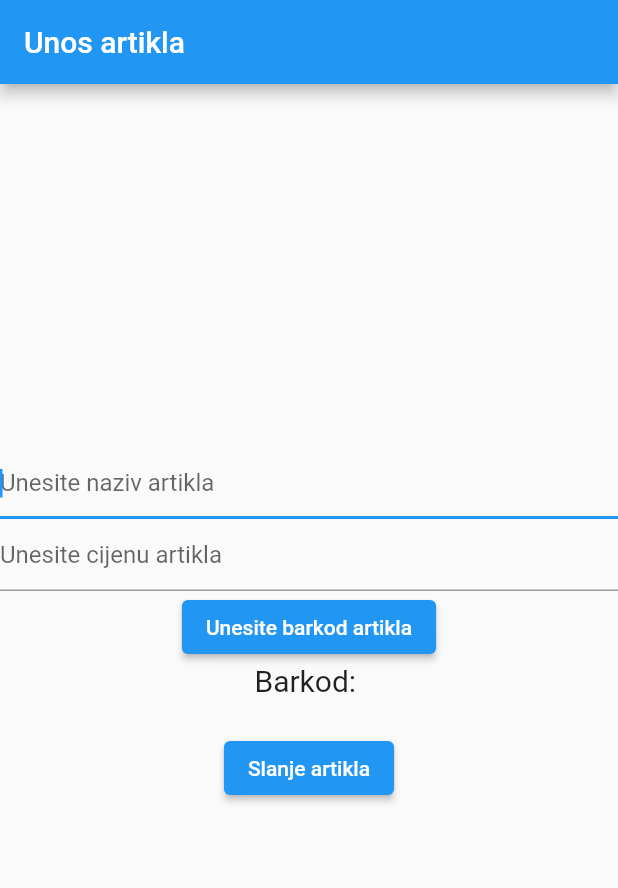
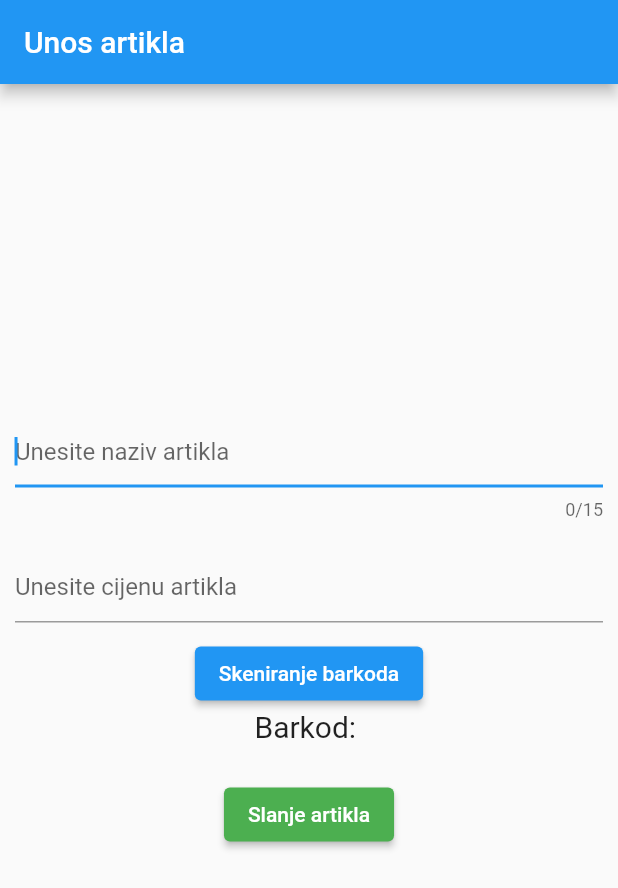
Before and after one commit to ElvaRivle/Kasa-Ugradbeni-sistemi, a Flutter app: the screen it shows after launch, after a tap on "Rezim unosa artikala", on a phone screen of 412 x 824 dp. Shown: the top 888 px of the screen. Run offline on Flutter 3.47's test engine with Material 2 defaults, Android fonts, the phone set to English and light mode, and no system bars; missing offline and left inert: dart:ffi, flutter_barcode_scanner, mqtt_client.

Commit message:
UI mob app doradjen

```diff
--- a/Mobilna-Aplikacija/lib/main.dart
+++ b/Mobilna-Aplikacija/lib/main.dart
@@ -82,7 +82,7 @@ class HomeScreenWidget extends StatelessWidget {
                     }
                     Navigator.push(context, MaterialPageRoute(builder: (context) => NormalModeWidget(client: client)));
                   },
-                  child: const Text('Rezim normalnog rada')
+                  child: const Text('Rezim normalnog rada'),
               ),
               ElevatedButton(
                   onPressed: () {
@@ -91,7 +91,10 @@ class HomeScreenWidget extends StatelessWidget {
                     }
                     Navigator.push(context, MaterialPageRoute(builder: (context) => InsertModeWidget(client: client)));
                   },
-                  child: Text('Rezim unosa artikala')
+                  child: Text('Rezim unosa artikala'),
+                style: ElevatedButton.styleFrom(
+                    primary: Colors.green
+                ),
               ),
               ElevatedButton(
                   onPressed: () {
@@ -100,7 +103,10 @@ class HomeScreenWidget extends StatelessWidget {
                     }
                     Navigator.push(context, MaterialPageRoute(builder: (context) => DeleteModeWidget(client: client)));
                   },
-                  child: const Text("Rezim brisanja artikala")
+                  child: const Text("Rezim brisanja artikala"),
+                  style: ElevatedButton.styleFrom(
+                      primary: Colors.pink.shade700
+                  ),
               )
             ]
           )
@@ -212,18 +218,27 @@ class NormalModeState extends State<NormalModeWidget> {
                         direction: Axis.vertical,
                         mainAxisAlignment: MainAxisAlignment.center,
                         children: <Widget>[
+                          Padding(padding: const EdgeInsets.only(bottom: 50),
+                            child: ElevatedButton(
+                                onPressed: () => startBarcodeScanStream(),
+                                style: ElevatedButton.styleFrom(
+                                  primary: Colors.lightBlue.shade300
+                                ),
+                                child: const Text('Neprekidno skeniranje artikala'),
+                            ),
+                          ),
                           ElevatedButton(
                               onPressed: () {
                                 scanBarcodeNormal();
                               },
                               child: const Text('Skeniranje pojedinacnih artikala')),
-                          ElevatedButton(
-                              onPressed: () => startBarcodeScanStream(),
-                              child: const Text('Neprekidno skeniranje artikala')),
                           Text('Barkod: $_scanBarcode\n',
                               style: const TextStyle(fontSize: 20)),
                           ElevatedButton(
                               onPressed: () => SendBarCode(),
+                              style: ElevatedButton.styleFrom(
+                                //primary: Colors.green
+                              ),
                               child: const Text("Slanje skeniranog barkoda")
                           ),
                           Text('$successMessage\n',
@@ -264,6 +279,7 @@ class InsertModeState extends State<InsertModeWidget> {
   void dispose() {
     textController.dispose();
     priceController.dispose();
+    super.dispose();
     //smijemo li pozvati super.dispose() da se ne ukine konekcija na broker
     //mada sam se osigurao u home ruti da ako konekcija nije uspostavljena da je uspostavi
   }
@@ -340,27 +356,36 @@ class InsertModeState extends State<InsertModeWidget> {
                           direction: Axis.vertical,
                           mainAxisAlignment: MainAxisAlignment.center,
                           children: <Widget>[
+                            Padding(padding: const EdgeInsets.all(10), child:
                               TextField(
                                 controller: textController,
                                 autofocus: true,
                                 decoration: const InputDecoration(
-                                hintText: "Unesite naziv artikla"
+                                  hintText: "Unesite naziv artikla",
+                                ),
+                                maxLength: 15,
                               ),
                             ),
+                            Padding(padding: const EdgeInsets.all(10), child:
                               TextField(
                                 controller: priceController,
                                 autofocus: false,
+                                keyboardType: TextInputType.number,
                                 decoration: const InputDecoration(
                                     hintText: "Unesite cijenu artikla"
                                 ),
                               ),
+                            ),
                             ElevatedButton(
                                 onPressed: () => scanBarcodeNormal(),
-                                child: const Text('Unesite barkod artikla')),
+                                child: const Text('Skeniranje barkoda')),
                             Text('Barkod: $_scanBarcode\n',
                                 style: const TextStyle(fontSize: 20)),
                             ElevatedButton(
                                 onPressed: () => SendAll(),
+                                style: ElevatedButton.styleFrom(
+                                    primary: Colors.green
+                                ),
                                 child: const Text("Slanje artikla")
                             ),
                             Text('$successMessage\n',
@@ -475,6 +500,9 @@ class DeleteModeState extends State<DeleteModeWidget> {
                                 style: const TextStyle(fontSize: 20)),
                             ElevatedButton(
                                 onPressed: () => SendBarCode(),
+                                style: ElevatedButton.styleFrom(
+                                    primary: Colors.pink.shade700
+                                ),
                                 child: const Text("Slanje skeniranog barkoda")
                             ),
                             Text('$successMessage\n',
```
Also changed, not shown: 1 other file. Lines whose indentation alone changed are shown as unchanged.
